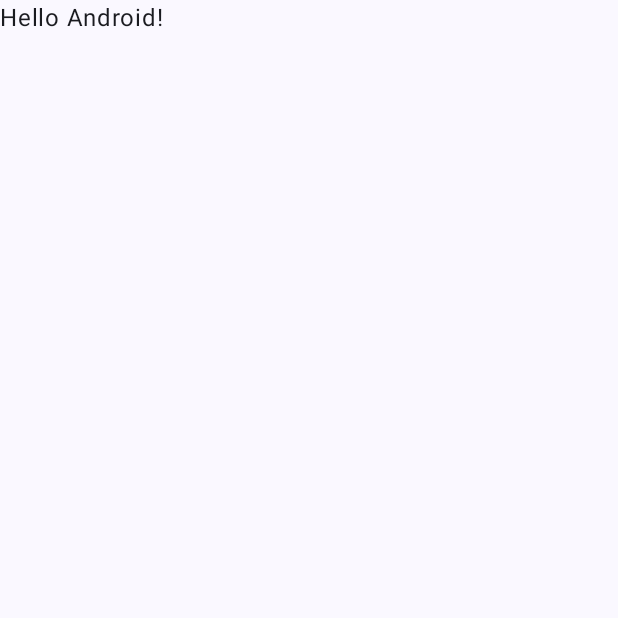
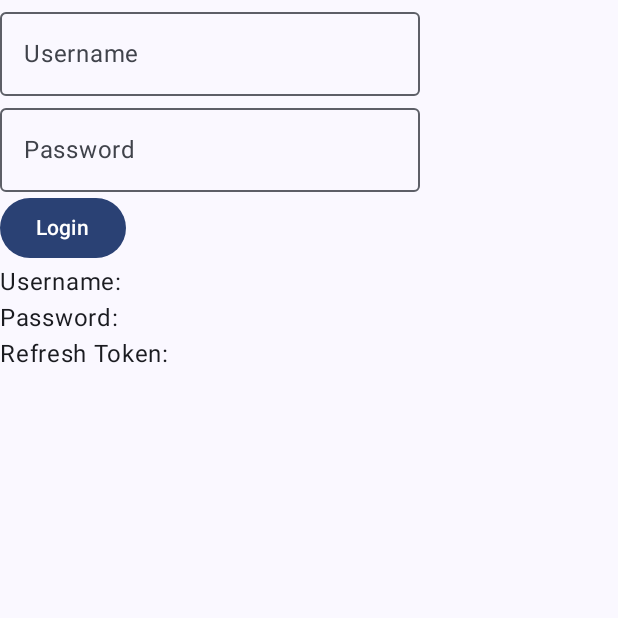
Before and after one commit to katharinap/RecipesApp, an Android app built with Jetpack Compose: the screen it shows after launch (MainActivity), on a phone screen of 412 x 824 dp, the top half of it. Before the commit the part shown is almost empty. Run offline under Robolectric (Android 15) with nearby library versions, the phone set to English and light mode, and no system bars.

Commit message:
add datastore for credentials

```diff
--- a/app/build.gradle.kts
+++ b/app/build.gradle.kts
@@ -2,6 +2,7 @@ plugins {
     alias(libs.plugins.android.application)
     alias(libs.plugins.kotlin.android)
     alias(libs.plugins.kotlin.compose)
+    alias(libs.plugins.kotlin.serialization)
 }
 
 android {
@@ -50,6 +51,8 @@ dependencies {
     implementation(libs.androidx.compose.ui.graphics)
     implementation(libs.androidx.compose.ui.tooling.preview)
     implementation(libs.androidx.compose.material3)
+    implementation(libs.androidx.datastore)
+    implementation(libs.kotlinx.serialization.json)
     testImplementation(libs.junit)
     androidTestImplementation(libs.androidx.junit)
     androidTestImplementation(libs.androidx.espresso.core)
--- a/app/src/main/java/com/katharina/recipesapp/MainActivity.kt
+++ b/app/src/main/java/com/katharina/recipesapp/MainActivity.kt
@@ -4,14 +4,26 @@ import android.os.Bundle
 import androidx.activity.ComponentActivity
 import androidx.activity.compose.setContent
 import androidx.activity.enableEdgeToEdge
+import androidx.compose.foundation.layout.Column
 import androidx.compose.foundation.layout.fillMaxSize
 import androidx.compose.foundation.layout.padding
+import androidx.compose.material3.Button
+import androidx.compose.material3.OutlinedTextField
 import androidx.compose.material3.Scaffold
 import androidx.compose.material3.Text
 import androidx.compose.runtime.Composable
+import androidx.compose.runtime.collectAsState
+import androidx.compose.runtime.getValue
+import androidx.compose.runtime.mutableStateOf
+import androidx.compose.runtime.remember
+import androidx.compose.runtime.rememberCoroutineScope
+import androidx.compose.runtime.setValue
 import androidx.compose.ui.Modifier
+import androidx.compose.ui.platform.LocalContext
 import androidx.compose.ui.tooling.preview.Preview
+import com.katharina.recipesapp.data.credentials.CredentialsDataStore
 import com.katharina.recipesapp.ui.theme.RecipesAppTheme
+import kotlinx.coroutines.launch
 
 class MainActivity : ComponentActivity() {
     override fun onCreate(savedInstanceState: Bundle?) {
@@ -20,8 +32,7 @@ class MainActivity : ComponentActivity() {
         setContent {
             RecipesAppTheme {
                 Scaffold(modifier = Modifier.fillMaxSize()) { innerPadding ->
-                    Greeting(
-                        name = "Android",
+                    MyScreen(
                         modifier = Modifier.padding(innerPadding),
                     )
                 }
@@ -31,20 +42,106 @@ class MainActivity : ComponentActivity() {
 }
 
 @Composable
-fun Greeting(
-    name: String,
+fun MyScreen(modifier: Modifier = Modifier) {
+    val context = LocalContext.current
+    val coroutineScope = rememberCoroutineScope()
+    val dataStore = remember(context) { CredentialsDataStore(context) }
+
+    val userName = dataStore.userNameFlow().collectAsState(initial = "")
+    val password = dataStore.passwordFlow().collectAsState(initial = "")
+    val refreshToken = dataStore.refreshTokenFlow().collectAsState(initial = "")
+
+    Column(modifier) {
+        LoginScreen(userName = userName.value, password = password.value, onLogin = { userName, password ->
+            coroutineScope.launch {
+                dataStore.updateUserName(userName)
+                dataStore.updatePassword(password)
+            }
+        })
+        CredentialScreen(userName = userName.value, password = password.value, refreshToken = refreshToken.value)
+    }
+}
+
+@Composable
+fun LoginScreen(
+    userName: String,
+    password: String,
+    onLogin: (String, String) -> Unit,
     modifier: Modifier = Modifier,
 ) {
-    Text(
-        text = "Hello $name!",
-        modifier = modifier,
-    )
+    var myUserName by remember { mutableStateOf("") }
+    if(myUserName.isEmpty()) myUserName = userName
+
+    var myPassword by remember { mutableStateOf("") }
+    if(myPassword.isEmpty()) myPassword = password
+
+    Column(modifier = modifier) {
+        OutlinedTextField(
+            value = myUserName,
+            onValueChange = { myUserName = it },
+            label = { Text("Username") },
+            modifier = modifier,
+        )
+
+        OutlinedTextField(
+            value = myPassword,
+            onValueChange = { myPassword = it },
+            label = { Text("Password") },
+            modifier = modifier,
+        )
+
+        Button(
+            onClick = { onLogin(myUserName, myPassword) },
+            modifier = modifier,
+        ) {
+            Text("Login")
+        }
+    }
+}
+
+@Composable
+fun CredentialScreen(
+    userName: String,
+    password: String,
+    refreshToken: String,
+    modifier: Modifier = Modifier,
+) {
+    Column(modifier = modifier) {
+        Text(
+            text = "Username: $userName",
+            modifier = modifier,
+        )
+        Text(
+            text = "Password: $password",
+            modifier = modifier,
+        )
+        Text(
+            text = "Refresh Token: $refreshToken",
+            modifier = modifier,
+        )
+    }
 }
 
 @Preview(showBackground = true)
 @Composable
-fun GreetingPreview() {
+fun LoginScreenPreview() {
     RecipesAppTheme {
-        Greeting("Android")
+        LoginScreen(
+            userName = "Android",
+            password = "secret",
+            onLogin = { _, _ -> },
+        )
     }
 }
+
+@Preview(showBackground = true)
+@Composable
+fun CredentialScreenPreview() {
+    RecipesAppTheme {
+        CredentialScreen(
+            userName = "Android",
+            password = "secret",
+            refreshToken = "aaa#123",
+        )
+    }
+}
--- /dev/null
+++ b/app/src/main/java/com/katharina/recipesapp/data/credentials/Credentials.kt
@@ -0,0 +1,11 @@
+package com.katharina.recipesapp.data.credentials
+
+import kotlinx.serialization.Serializable
+
+@Serializable
+data class Credentials(
+    val userName: String = "",
+    val password: String = "",
+    val refreshToken: String = "",
+    val isEncrypted: Boolean = false,
+)
--- /dev/null
+++ b/app/src/main/java/com/katharina/recipesapp/data/credentials/CredentialsDataStore.kt
@@ -0,0 +1,49 @@
+package com.katharina.recipesapp.data.credentials
+
+import android.content.Context
+import androidx.datastore.core.DataStore
+import androidx.datastore.dataStore
+import kotlinx.coroutines.flow.Flow
+import kotlinx.coroutines.flow.map
+
+val Context.dataStore: DataStore<Credentials> by dataStore(
+    fileName = "credentials.json",
+    serializer = CredentialsSerializer,
+)
+
+class CredentialsDataStore(
+    private val context: Context,
+) {
+    fun userNameFlow(): Flow<String> =
+        context.dataStore.data.map { credentials ->
+            credentials.userName
+        }
+
+    fun passwordFlow(): Flow<String> =
+        context.dataStore.data.map { credentials ->
+            credentials.password
+        }
+
+    fun refreshTokenFlow(): Flow<String> =
+        context.dataStore.data.map { credentials ->
+            credentials.refreshToken
+        }
+
+    suspend fun updateUserName(username: String) {
+        context.dataStore.updateData { credentials ->
+            credentials.copy(userName = username)
+        }
+    }
+
+    suspend fun updatePassword(password: String) {
+        context.dataStore.updateData { credentials ->
+            credentials.copy(password = password)
+        }
+    }
+
+    suspend fun updateRefreshToken(refreshToken: String) {
+        context.dataStore.updateData { credentials ->
+            credentials.copy(refreshToken = refreshToken)
+        }
+    }
+}
--- a/gradle/libs.versions.toml
+++ b/gradle/libs.versions.toml
@@ -8,6 +8,8 @@ espressoCore = "3.7.0"
 lifecycleRuntimeKtx = "2.9.4"
 activityCompose = "1.11.0"
 composeBom = "2024.09.00"
+datastore = "1.2.0"
+kotlinxSerializationJson = "1.9.0"
 
 [libraries]
 androidx-core-ktx = { group = "androidx.core", name = "core-ktx", version.ref = "coreKtx" }
@@ -24,8 +26,11 @@ androidx-compose-ui-tooling-preview = { group = "androidx.compose.ui", name = "u
 androidx-compose-ui-test-manifest = { group = "androidx.compose.ui", name = "ui-test-manifest" }
 androidx-compose-ui-test-junit4 = { group = "androidx.compose.ui", name = "ui-test-junit4" }
 androidx-compose-material3 = { group = "androidx.compose.material3", name = "material3" }
+androidx-datastore = { group = "androidx.datastore", name = "datastore", version.ref = "datastore" }
+kotlinx-serialization-json = { group = "org.jetbrains.kotlinx", name = "kotlinx-serialization-json", version.ref = "kotlinxSerializationJson" }
 
 [plugins]
 android-application = { id = "com.android.application", version.ref = "agp" }
 kotlin-android = { id = "org.jetbrains.kotlin.android", version.ref = "kotlin" }
 kotlin-compose = { id = "org.jetbrains.kotlin.plugin.compose", version.ref = "kotlin" }
+kotlin-serialization = { id = "org.jetbrains.kotlin.plugin.serialization", version.ref = "kotlin" }
```
Also changed, not shown: app/src/main/java/com/katharina/recipesapp/data/credentials/CredentialsSerializer.kt (added, +32 -0 lines).
